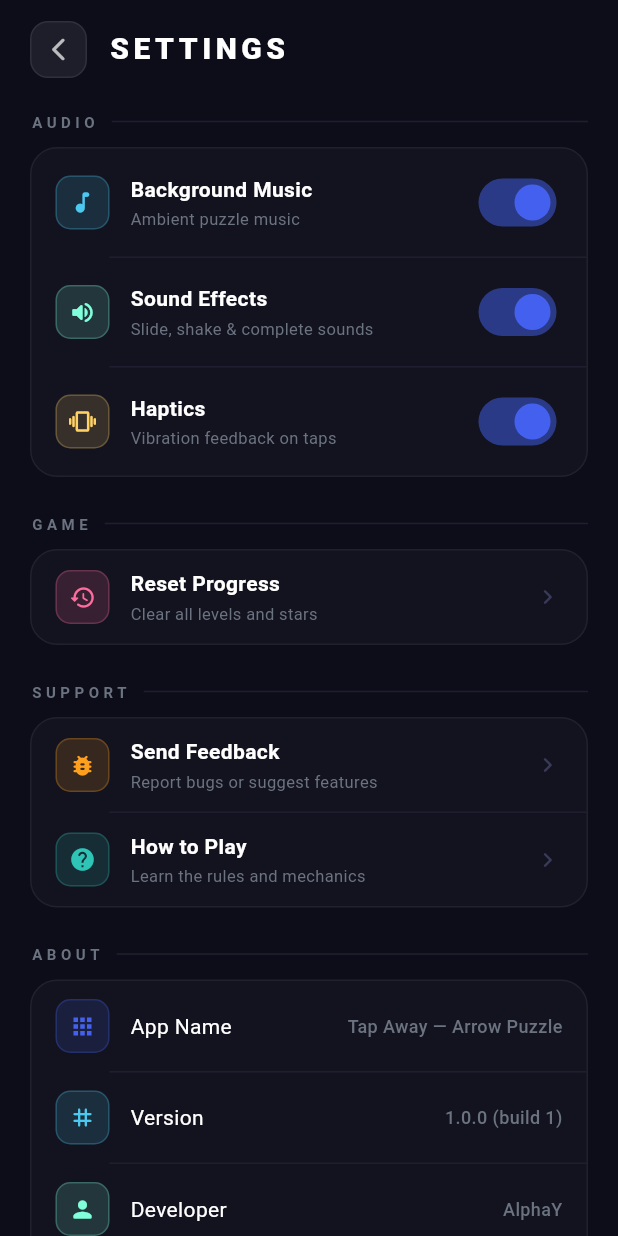
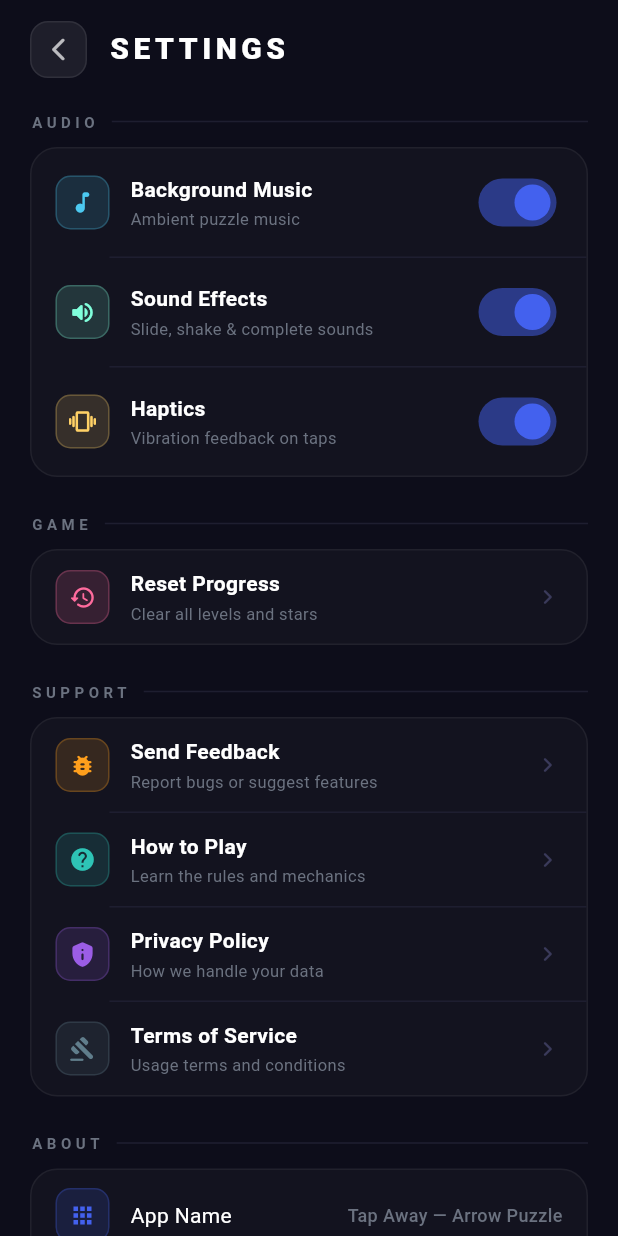
Before and after one commit to yugalpatil23/tapaway, a Flutter app: the SettingsScreen screen opened directly, on a phone screen of 412 x 824 dp. Run offline on Flutter 3.47's test engine with Material 3 defaults, Android fonts, the light colour scheme and no system bars; our stand-ins replace audioplayers, confetti, flutter_svg, share_plus, shared_preferences; accounts and stored records are empty.

Commit message:
added privacy policy

```diff
--- a/lib/screens/settings_screen.dart
+++ b/lib/screens/settings_screen.dart
@@ -250,23 +250,23 @@ class _SettingsScreenState extends State<SettingsScreen>
           subtitle: 'Learn the rules and mechanics',
           onTap: () => _showHowToPlay(context),
         ),
-        // _divider(),
-        // // FIX #15: Uses url_launcher
-        // _ActionRow(
-        //   icon: Icons.privacy_tip_rounded,
-        //   iconColor: const Color(0xFF9B5DE5),
-        //   title: 'Privacy Policy',
-        //   subtitle: 'How we handle your data',
-        //   onTap: () => _openUrl('https://yourwebsite.com/privacy'),
-        // ),
-        // _divider(),
-        // _ActionRow(
-        //   icon: Icons.gavel_rounded,
-        //   iconColor: const Color(0xFF607D8B),
-        //   title: 'Terms of Service',
-        //   subtitle: 'Usage terms and conditions',
-        //   onTap: () => _openUrl('https://yourwebsite.com/terms'),
-        // ),
+        _divider(),
+        // FIX #15: Uses url_launcher
+        _ActionRow(
+          icon: Icons.privacy_tip_rounded,
+          iconColor: const Color(0xFF9B5DE5),
+          title: 'Privacy Policy',
+          subtitle: 'How we handle your data',
+          onTap: () => _openUrl(GameConstants.privacyPolicyUrl),
+        ),
+        _divider(),
+        _ActionRow(
+          icon: Icons.gavel_rounded,
+          iconColor: const Color(0xFF607D8B),
+          title: 'Terms of Service',
+          subtitle: 'Usage terms and conditions',
+          onTap: () => _openUrl(GameConstants.termsOfServiceUrl),
+        ),
       ],
     );
   }
--- a/lib/utils/game_constants.dart
+++ b/lib/utils/game_constants.dart
@@ -1,5 +1,7 @@
 class GameConstants {
   static String developerEmail = "alphay28071994@gmail.com";
-  static String privacyPolicyUrl = "https://yourwebsite.com/privacy";
-  static String termsOfServiceUrl = "https://yourwebsite.com/terms";
+  static String privacyPolicyUrl =
+      "https://privacypolicies.onrender.com/#/Privacytermsarrowtapaway";
+  static String termsOfServiceUrl =
+      "https://privacypolicies.onrender.com/#/Privacytermsarrowtapaway";
 }
```
